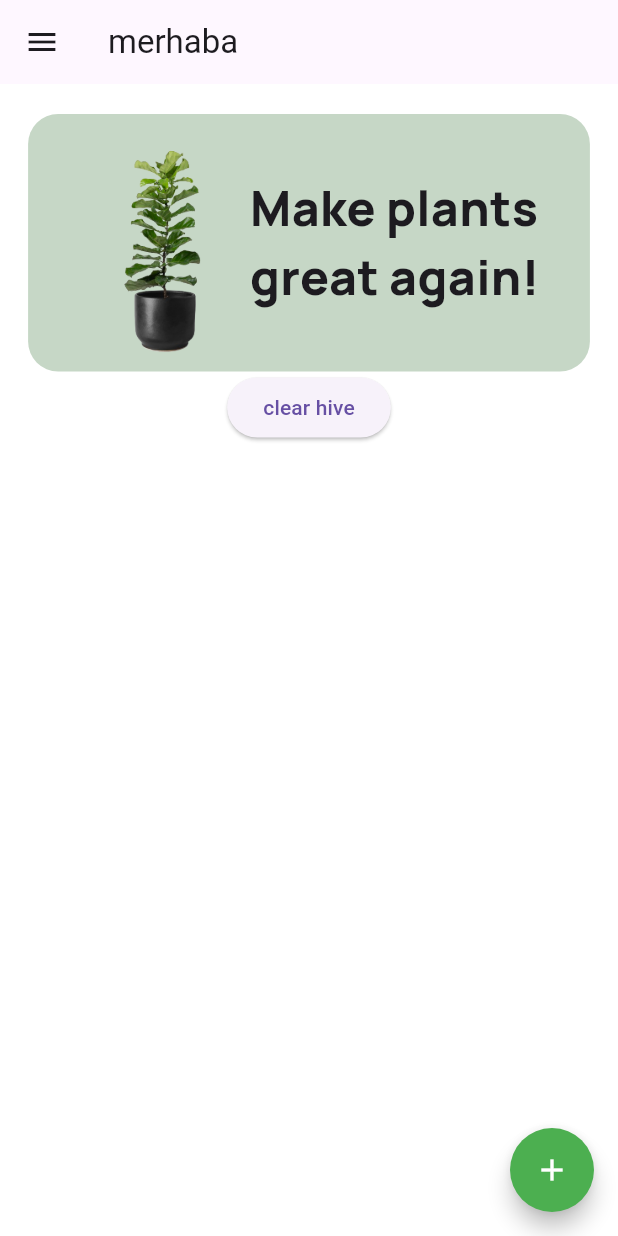
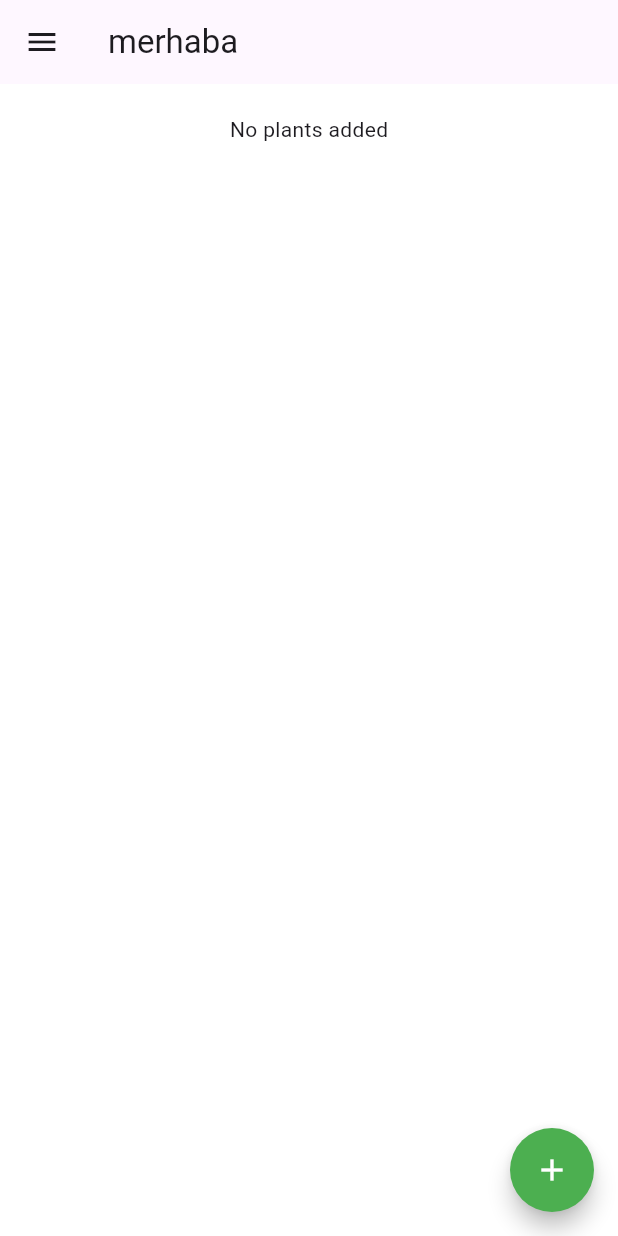
Before and after one commit to bakicpp/plant-app, a Flutter app: the Homepage screen opened directly, on a phone screen of 412 x 824 dp. Run offline on Flutter 3.47's test engine with Material 3 defaults, Android fonts, the phone set to English and light mode, and no system bars; our stand-ins replace bloc, cloud_firestore, equatable, firebase_auth, firebase_core, firebase_storage and 5 more; accounts and stored records are empty; generated files the repository leaves out were written again.

Commit message:
added control to addPlant

```diff
--- a/plant_app/lib/pages/homepage.dart
+++ b/plant_app/lib/pages/homepage.dart
@@ -67,8 +67,17 @@ class _HomepageState extends State<Homepage> {
 
   void addPlant() async {
     // ignore: use_build_context_synchronously
+    if (_nameController.text.isEmpty ||
+        _colorController.text.isEmpty ||
+        _image.path.isEmpty) {
+      ScaffoldMessenger.of(context).showSnackBar(
+        const SnackBar(content: Text('Please fill all fields')),
+      );
+      return;
+    } else {
       context.read<PlantBloc>().add(
           AddPlantEvent(_nameController.text, _colorController.text, _image));
+    }
   }
 
   void changeTheme() {
@@ -234,7 +243,8 @@ class _HomepageState extends State<Homepage> {
       ),
       child: SingleChildScrollView(
         physics: const BouncingScrollPhysics(),
-        child: Column(
+        child: state.plants.isNotEmpty
+            ? Column(
                 mainAxisAlignment: MainAxisAlignment.center,
                 children: [
                   if (state is PlantLoadingState)
@@ -254,7 +264,8 @@ class _HomepageState extends State<Homepage> {
                     child: plantListView(state, pageWidth),
                   )
                 ],
-        ),
+              )
+            : const Center(child: Text("No plants added")),
       ),
     );
   }
```
Lines whose indentation alone changed are shown as unchanged.
